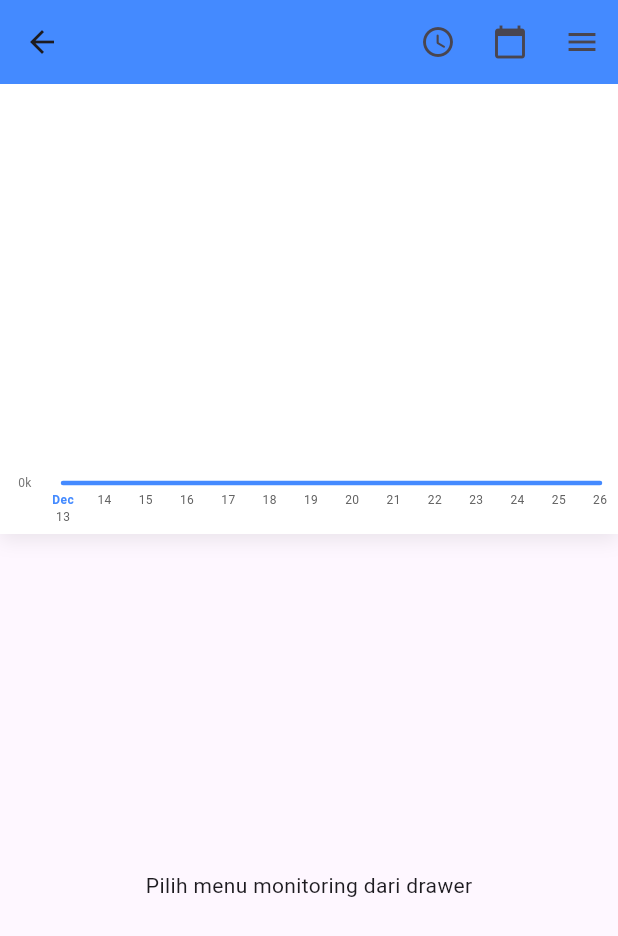
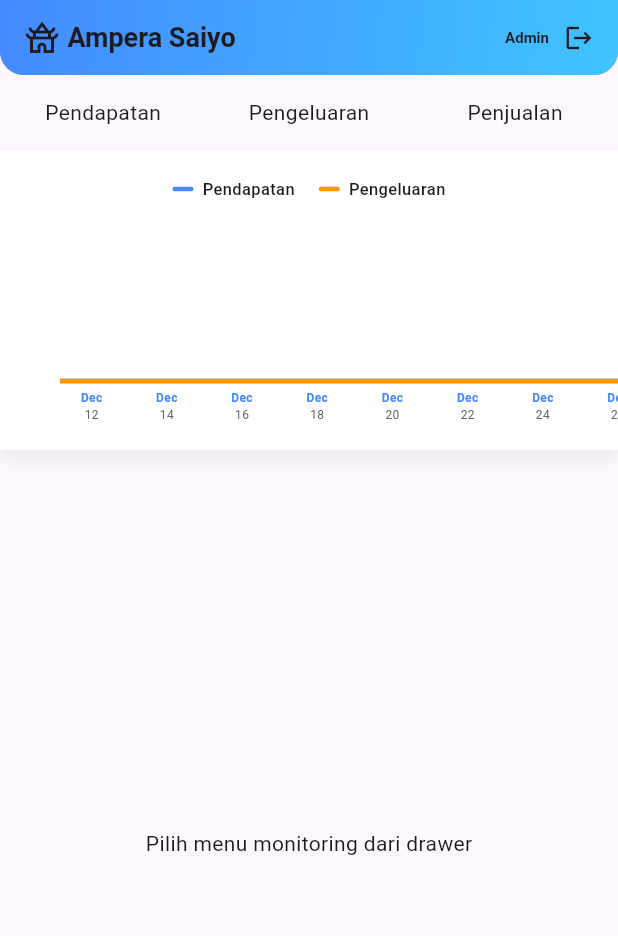
Before and after one commit to Raflirr70/KP_v2, a Flutter app: the Monitoring screen opened directly, on a phone screen of 412 x 824 dp. Shown: the top 936 px of the screen. Run offline on Flutter 3.47's test engine with Material 3 defaults, Android fonts, the light colour scheme and no system bars; drawn by our look-alikes of fl_chart; our stand-ins replace cloud_firestore, firebase_auth, firebase_core, google_fonts, shared_preferences; accounts and stored records are empty.

Commit message:
memperbaiki lineChart

```diff
--- a/lib/screen/owner/monitoring.dart
+++ b/lib/screen/owner/monitoring.dart
@@ -1,14 +1,7 @@
-import 'dart:math';
-
-import 'package:fl_chart/fl_chart.dart';
 import 'package:flutter/material.dart';
-import 'package:kerprak/model/cabang.dart';
-import 'package:kerprak/model/laporan.dart';
-import 'package:kerprak/widget/dll/legen_item.dart';
-import 'package:kerprak/widget/menu/LineChartPendapatan14Hari.dart';
-import 'package:provider/provider.dart';
-import 'package:fl_chart/fl_chart.dart';
-import 'package:intl/intl.dart';
+import 'package:kerprak/widget/menu/LineChartPendapatanAll.dart';
+import 'package:kerprak/widget/menu/LineChartPengeluaran14Hari.dart';
+import 'package:kerprak/widget/navbar/appbar_admin.dart';
 
 class Monitoring extends StatefulWidget {
   const Monitoring({super.key});
@@ -29,129 +22,83 @@ class _MonitoringState extends State<Monitoring> {
   @override
   Widget build(BuildContext context) {
     return Scaffold(
-      drawer: Drawer(
-        width: 300,
-        shape: RoundedRectangleBorder(),
-        child: ListView(
-          padding: EdgeInsets.only(top: 10),
-          children: [
-            ListTile(
-              title: Text("Semua"),
-              onTap: () {
-                setState(() => _current = MonitoringType.keseluruhan);
-                Navigator.pop(context); // tutup drawer
-              },
-            ),
-            ListTile(
-              title: Text("Pendapatan"),
-              onTap: () {
-                setState(() => _current = MonitoringType.pendapatan);
-                Navigator.pop(context);
-              },
-            ),
-            ListTile(
-              title: Text("Pengeluaran"),
-              onTap: () {
-                setState(() => _current = MonitoringType.pengeluaran);
-                Navigator.pop(context);
-              },
-            ),
-            ListTile(
-              title: Text("Makanan"),
-              onTap: () {
-                setState(() => _current = MonitoringType.makanan);
-                Navigator.pop(context);
-              },
-            ),
-          ],
-        ),
-      ),
-
-      appBar: AppBar(
-        backgroundColor: Colors.blueAccent,
-        // title: Text("Monitoring"),
-        leading: IconButton(
-          onPressed: () {
-            Navigator.popUntil(context, (route) => route.isFirst);
-          },
-          icon: Icon(Icons.arrow_back),
-        ),
-        actions: [
-          IconButton(icon: Icon(Icons.access_time_rounded), onPressed: () {}),
-          PopupMenuButton<String>(
-            color: Colors.blueAccent,
-            icon: Icon(Icons.calendar_today), // ikon kalender
-            onSelected: (value) {
-              // Aksi ketika memilih salah satu menu
-              if (value == "hari") {
-                print("Filter: Hari");
-                // TODO: implementasi filter harian
-              } else if (value == "minggu") {
-                print("Filter: Minggu");
-                // TODO: implementasi filter mingguan
-              } else if (value == "bulan") {
-                print("Filter: Bulan");
-                // TODO: implementasi filter bulanan
-              }
-            },
-            itemBuilder: (context) => [
-              PopupMenuItem(
-                value: "hari",
-                child: Row(
-                  children: [
-                    Text("Hari"),
-                    Spacer(),
-                    Icon(Icons.calendar_today),
-                  ],
-                ),
-              ),
-              PopupMenuItem(
-                value: "minggu",
-                child: Row(
-                  children: [Text("Minggu"), Spacer(), Icon(Icons.date_range)],
-                ),
-              ),
-              PopupMenuItem(
-                value: "bulan",
-                child: Row(
-                  children: [
-                    Text("Bulan"),
-                    Spacer(),
-                    Icon(Icons.calendar_month),
-                  ],
-                ),
-              ),
-            ],
-          ),
-
-          // Tombol di kanan untuk membuka drawer kiri
-          Builder(
-            builder: (context) => IconButton(
-              icon: Icon(Icons.menu),
-              onPressed: () =>
-                  Scaffold.of(context).openDrawer(), // <-- drawer kiri
-            ),
-          ),
-        ],
+      appBar: PreferredSize(
+        preferredSize: Size.fromHeight(50),
+        child: AppbarAdmin(),
       ),
 
       body: SafeArea(
         child: Column(
           children: [
-            Container(
-              width: double.infinity,
-              height: 300,
-              child: Consumer<Cabangs>(
-                builder: (context, value, child) {
-                  return Consumer<Cabangs>(
-                    builder: (context, value, child) {
-                      // sesuaikan
-                      return LineChartPendapatan14Hari();
+            Row(
+              children: [
+                Expanded(
+                  child: InkWell(
+                    onTap: () {
+                      setState(() {
+                        _current = MonitoringType.pendapatan;
+                      });
                     },
-                  );
-                },
+                    child: SizedBox(
+                      height: 50,
+                      child: Center(child: Text("Pendapatan")),
+                    ),
+                  ),
+                ),
+                Expanded(
+                  child: InkWell(
+                    onTap: () {
+                      setState(() {
+                        _current = MonitoringType.pengeluaran;
+                      });
+                    },
+                    child: SizedBox(
+                      height: 50,
+                      child: Center(child: Text("Pengeluaran")),
+                    ),
+                  ),
+                ),
+                Expanded(
+                  child: InkWell(
+                    onTap: () {
+                      setState(() {
+                        _current = MonitoringType.makanan;
+                      });
+                    },
+                    child: SizedBox(
+                      height: 50,
+                      child: Center(child: Text("Penjualan")),
+                    ),
+                  ),
+                ),
+              ],
+            ),
+            if (_current == MonitoringType.pendapatan) ...[
+              Container(
+                width: double.infinity,
+                height: 200,
+                child: Linechartpendapatanall(),
               ),
-            ),
+            ] else if (_current == MonitoringType.pengeluaran) ...[
+              Container(
+                width: double.infinity,
+                height: 200,
+                child: LineChartPengeluaran14Hari(),
+              ),
+            ] else if (_current == MonitoringType.makanan) ...[
+              Container(
+                width: double.infinity,
+                height: 200,
+                child: LineChartPengeluaran14Hari(),
+              ),
+            ] else ...[
+              Container(
+                width: double.infinity,
+                height: 200,
+                child: Linechartpendapatanall(),
+              ),
+            ],
+
             Expanded(
               child: FutureBuilder<void>(
                 future: _loadData(), // fungsi Future untuk load data
@@ -164,18 +111,6 @@ class _MonitoringState extends State<Monitoring> {
                     return Center(
                       child: Text("Terjadi kesalahan: ${snapshot.error}"),
                     );
-                  } else {
-                    // Data sudah siap, tampilkan sesuai _current
-                    // switch (_current) {
-                    //   case MonitoringType.keseluruhan:
-                    //     return MonitoringKeseluruhan();
-                    //   case MonitoringType.pendapatan:
-                    //     return MonitoringPendapatan();
-                    //   case MonitoringType.pengeluaran:
-                    //     return MonitoringPengeluaran();
-                    //   case MonitoringType.makanan:
-                    //     return MonitoringMakanan();
-                    // }
                   }
                   return Center(
                     child: Text("Pilih menu monitoring dari drawer"),
--- /dev/null
+++ b/lib/widget/menu/LineChartPendapatanAll.dart
@@ -0,0 +1,299 @@
+import 'dart:math';
+
+import 'package:fl_chart/fl_chart.dart';
+import 'package:flutter/material.dart';
+import 'package:intl/intl.dart';
+import 'package:provider/provider.dart';
+import 'package:kerprak/model/laporan.dart';
+import 'package:kerprak/screen/owner/monitoring.dart';
+
+class Linechartpendapatanall extends StatelessWidget {
+  const Linechartpendapatanall({super.key});
+
+  static const int totalHari = 365;
+  static const double widthPerHari = 25;
+
+  @override
+  Widget build(BuildContext context) {
+    return FutureBuilder<List<List<double>>>(
+      future: Future.wait([
+        context.read<Laporans>().getPendapatanHarianM(jumlahHari: totalHari),
+        context.read<Laporans>().getPengeluaranHarianM(jumlahHari: totalHari),
+      ]),
+      builder: (context, snapshot) {
+        if (snapshot.connectionState == ConnectionState.waiting) {
+          return const Center(child: CircularProgressIndicator());
+        }
+
+        if (!snapshot.hasData || snapshot.data == null) {
+          return const Center(child: Text("Tidak ada data"));
+        }
+
+        final pendapatan = snapshot.data![0];
+        final pengeluaran = snapshot.data![1];
+
+        return _buildChart(context, pendapatan, pengeluaran);
+      },
+    );
+  }
+
+  Widget _buildChart(
+    BuildContext context,
+    List<double> pendapatan,
+    List<double> pengeluaran,
+  ) {
+    final now = DateTime.now();
+
+    final days = List.generate(
+      totalHari,
+      (i) => now.subtract(Duration(days: totalHari - 1 - i)),
+    );
+
+    final maxValue = [...pendapatan, ...pengeluaran].reduce(max);
+    final double batas = (maxValue * 1.2).ceilToDouble();
+
+    final double chartWidth = totalHari * widthPerHari;
+
+    return Container(
+      padding: const EdgeInsets.symmetric(vertical: 12),
+      decoration: BoxDecoration(
+        color: Colors.white,
+        boxShadow: [
+          BoxShadow(
+            color: Colors.black.withOpacity(0.08),
+            blurRadius: 10,
+            offset: const Offset(0, 4),
+          ),
+        ],
+      ),
+      child: Column(
+        children: [
+          _legend(),
+          Expanded(
+            child: Row(
+              children: [
+                _leftAxis(batas),
+                Expanded(
+                  child: SingleChildScrollView(
+                    scrollDirection: Axis.horizontal,
+                    reverse: true,
+                    child: SizedBox(
+                      width: chartWidth,
+                      child: LineChart(
+                        LineChartData(
+                          minX: 0,
+                          maxX: totalHari - 1,
+                          minY: 0,
+                          maxY: batas,
+
+                          /// Tooltip
+                          lineTouchData: LineTouchData(
+                            handleBuiltInTouches: true,
+                            getTouchedSpotIndicator: (barData, spotIndexes) {
+                              return spotIndexes.map((index) {
+                                return TouchedSpotIndicatorData(
+                                  FlLine(
+                                    color: barData.color ?? Colors.grey,
+                                    strokeWidth: 0.5,
+                                    dashArray: [4, 4],
+                                  ),
+                                  FlDotData(
+                                    show: true,
+                                    getDotPainter:
+                                        (spot, percent, barData, index) {
+                                          return FlDotCirclePainter(
+                                            radius: 3,
+                                            color:
+                                                barData.color ?? Colors.white,
+                                            strokeWidth: 1,
+                                            strokeColor: Colors.white,
+                                          );
+                                        },
+                                  ),
+                                );
+                              }).toList();
+                            },
+
+                            touchTooltipData: LineTouchTooltipData(
+                              tooltipMargin: -20,
+                              tooltipPadding: const EdgeInsets.symmetric(
+                                vertical: 5,
+                                horizontal: 10,
+                              ),
+                              getTooltipItems: (spots) {
+                                return spots.map((spot) {
+                                  return LineTooltipItem(
+                                    formatShort((spot.y * 1000).toInt()),
+                                    TextStyle(
+                                      color: spot.bar.color ?? Colors.white,
+                                      fontSize: 10,
+                                      fontWeight: FontWeight.bold,
+                                    ),
+                                  );
+                                }).toList();
+                              },
+                            ),
+                          ),
+
+                          titlesData: FlTitlesData(
+                            leftTitles: AxisTitles(
+                              sideTitles: SideTitles(showTitles: false),
+                            ),
+                            rightTitles: AxisTitles(
+                              sideTitles: SideTitles(showTitles: false),
+                            ),
+                            topTitles: AxisTitles(
+                              sideTitles: SideTitles(showTitles: false),
+                            ),
+                            bottomTitles: AxisTitles(
+                              sideTitles: SideTitles(
+                                showTitles: true,
+                                interval: 2,
+                                reservedSize: 34,
+                                getTitlesWidget: (value, meta) {
+                                  final index = value.toInt();
+                                  if (index < 0 || index >= days.length) {
+                                    return const SizedBox.shrink();
+                                  }
+
+                                  return Padding(
+                                    padding: const EdgeInsets.only(top: 6),
+                                    child: Column(
+                                      children: [
+                                        Text(
+                                          DateFormat('MMM').format(days[index]),
+                                          style: const TextStyle(
+                                            fontSize: 8,
+                                            fontWeight: FontWeight.bold,
+                                            color: Colors.blueAccent,
+                                          ),
+                                        ),
+                                        Text(
+                                          DateFormat('dd').format(days[index]),
+                                          style: TextStyle(
+                                            fontSize: 8,
+                                            color: Colors.grey[700],
+                                          ),
+                                        ),
+                                      ],
+                                    ),
+                                  );
+                                },
+                              ),
+                            ),
+                          ),
+
+                          gridData: FlGridData(
+                            show: true,
+                            drawVerticalLine: false,
+                            horizontalInterval: batas / 5,
+                            getDrawingHorizontalLine: (value) => FlLine(
+                              color: Colors.grey.withOpacity(0.15),
+                              strokeWidth: 1,
+                            ),
+                          ),
+
+                          borderData: FlBorderData(show: false),
+
+                          lineBarsData: [
+                            ///  Pendapatan
+                            LineChartBarData(
+                              spots: List.generate(
+                                pendapatan.length,
+                                (i) => FlSpot(i.toDouble(), pendapatan[i]),
+                              ),
+                              // isCurved: true,
+                              curveSmoothness: 0.3,
+                              color: Colors.blueAccent,
+                              barWidth: 3,
+                              dotData: FlDotData(show: false),
+                            ),
+
+                            ///  Pengeluaran
+                            LineChartBarData(
+                              spots: List.generate(
+                                pengeluaran.length,
+                                (i) => FlSpot(i.toDouble(), pengeluaran[i]),
+                              ),
+                              // isCurved: true,
+                              curveSmoothness: 0.3,
+                              color: Colors.orange,
+                              barWidth: 3,
+                              dotData: FlDotData(show: false),
+                            ),
+                          ],
+                        ),
+                      ),
+                    ),
+                  ),
+                ),
+              ],
+            ),
+          ),
+        ],
+      ),
+    );
+  }
+
+  /// WIDGET AXIS KIRI (TIDAK SCROLL)
+  Widget _leftAxis(double batas) {
+    return Container(
+      width: 40,
+      padding: const EdgeInsets.only(left: 6, right: 6),
+      child: Column(
+        mainAxisAlignment: MainAxisAlignment.spaceBetween,
+        children: List.generate(6, (i) {
+          final value = batas - (batas / 5 * i);
+          if (value <= 0) return const SizedBox.shrink();
+
+          return Text(
+            "${value.toInt()}k",
+            style: TextStyle(fontSize: 9, color: Colors.grey[600]),
+          );
+        }),
+      ),
+    );
+  }
+}
+
+class _LegendItem extends StatelessWidget {
+  final Color color;
+  final String text;
+
+  const _LegendItem({required this.color, required this.text});
+
+  @override
+  Widget build(BuildContext context) {
+    return Row(
+      children: [
+        Container(
+          width: 14,
+          height: 3, // mirip garis chart
+          decoration: BoxDecoration(
+            color: color,
+            borderRadius: BorderRadius.circular(2),
+          ),
+        ),
+        const SizedBox(width: 6),
+        Text(
+          text,
+          style: const TextStyle(fontSize: 11, fontWeight: FontWeight.w500),
+        ),
+      ],
+    );
+  }
+}
+
+Widget _legend() {
+  return Padding(
+    padding: const EdgeInsets.only(top: 6, bottom: 2),
+    child: Row(
+      mainAxisAlignment: MainAxisAlignment.center,
+      children: const [
+        _LegendItem(color: Colors.blueAccent, text: "Pendapatan"),
+        SizedBox(width: 16),
+        _LegendItem(color: Colors.orange, text: "Pengeluaran"),
+      ],
+    ),
+  );
+}
--- a/lib/widget/menu/LineChartPendapatan14Hari.dart
+++ b/lib/widget/menu/LineChartPengeluaran14Hari.dart
@@ -7,13 +7,13 @@ import 'package:kerprak/model/laporan.dart';
 import 'package:kerprak/screen/owner/monitoring.dart';
 import 'package:provider/provider.dart';
 
-class LineChartPendapatan14Hari extends StatelessWidget {
-  const LineChartPendapatan14Hari({super.key});
+class LineChartPengeluaran14Hari extends StatelessWidget {
+  const LineChartPengeluaran14Hari({super.key});
 
   @override
   Widget build(BuildContext context) {
     return FutureBuilder<List<double>>(
-      future: context.read<Laporans>().getPendapatanHarianM(jumlahHari: 14),
+      future: context.read<Laporans>().getPengeluaranHarianM(jumlahHari: 365),
       builder: (context, snapshot) {
         if (snapshot.connectionState == ConnectionState.waiting) {
           return const Center(child: CircularProgressIndicator());
@@ -111,7 +111,7 @@ class LineChartPendapatan14Hari extends StatelessWidget {
                             style: const TextStyle(
                               fontSize: 8,
                               fontWeight: FontWeight.bold,
-                              color: Colors.blueAccent,
+                              color: Colors.deepOrangeAccent,
                             ),
                           ),
                         Text(
@@ -147,7 +147,7 @@ class LineChartPendapatan14Hari extends StatelessWidget {
               ),
               // isCurved: true,
               curveSmoothness: 0.3,
-              color: Colors.blueAccent,
+              color: Colors.deepOrange,
               barWidth: 3,
               isStrokeCapRound: true,
               dotData: FlDotData(show: false),
@@ -155,8 +155,8 @@ class LineChartPendapatan14Hari extends StatelessWidget {
                 show: true,
                 gradient: LinearGradient(
                   colors: [
-                    Colors.blueAccent.withOpacity(0.3),
-                    Colors.blueAccent.withOpacity(0.05),
+                    Colors.orangeAccent.withOpacity(0.3),
+                    Colors.deepOrange.withOpacity(0.05),
                   ],
                   begin: Alignment.topCenter,
                   end: Alignment.bottomCenter,
```
Also changed, not shown: lib/model/laporan.dart (+101 -0 lines).
